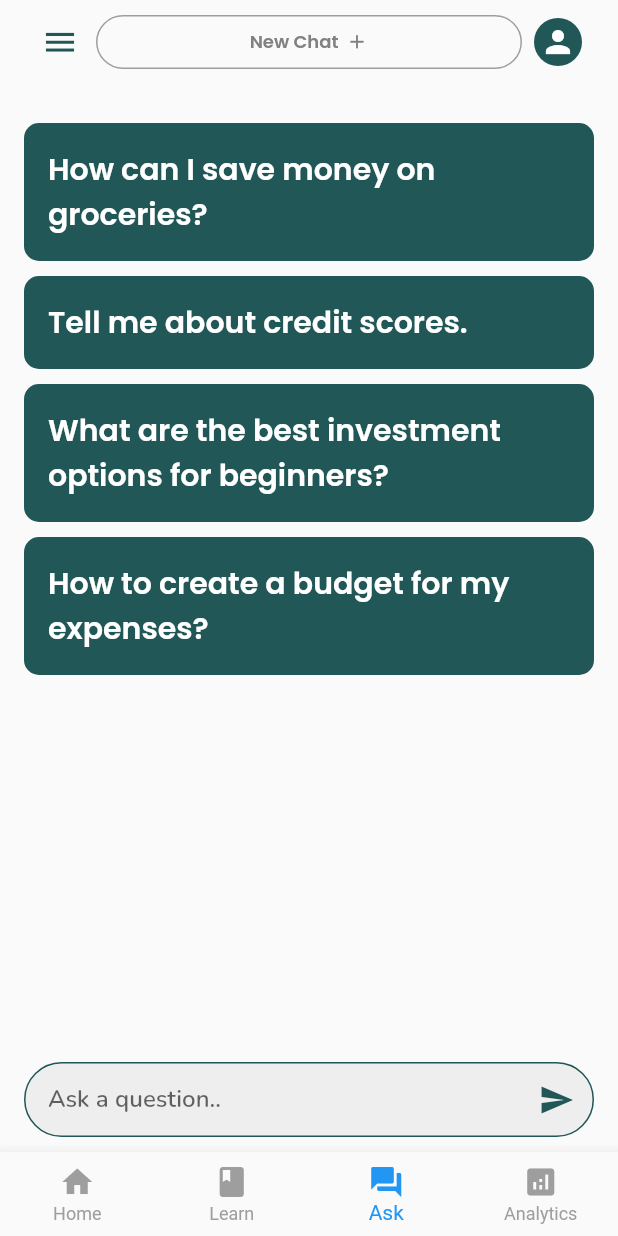
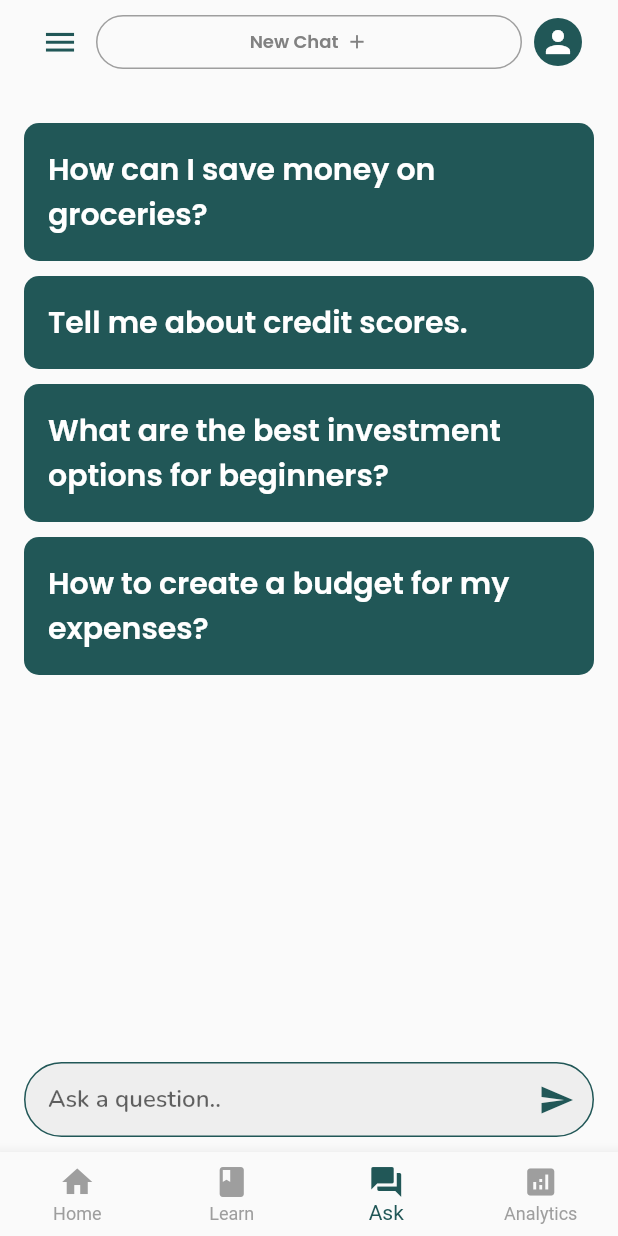
Before and after one commit to myjyoc/cc206_peracon, a Flutter app: the screen it shows after launch, item 3 of the bottom bar chosen, on a phone screen of 412 x 824 dp. Run offline on Flutter 3.47's test engine with Material 2 defaults, Android fonts, the phone set to English and light mode, and no system bars; our stand-ins replace pie_chart; network calls fail.

Commit message:
Update ask_tab.dart

```diff
--- a/lib/components/ask_tab.dart
+++ b/lib/components/ask_tab.dart
@@ -106,7 +106,7 @@ class _AskPageState extends State<AskPage> {
               label: 'Analytics',
             ),
           ],
-          selectedItemColor: Colors.blue,
+          selectedItemColor: Color(0xFF215757),
           unselectedItemColor: Colors.grey,
           currentIndex: 2,
           onTap: (int index) {
```
